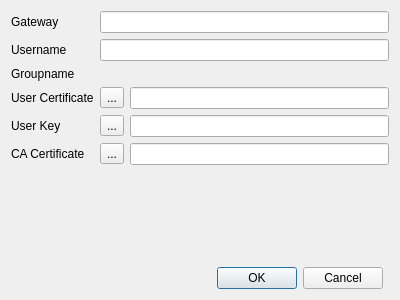
Before: the Qt Designer form editdialog.ui in openconnect/openconnect-gui, drawn with Qt 5.
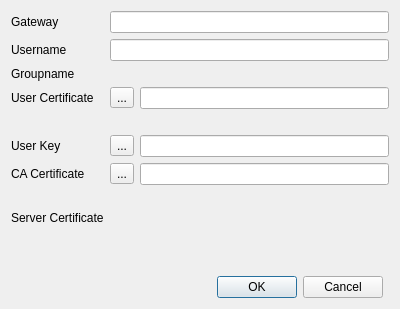
After: the same form once the commit is applied.

Commit message: print the hashes of selected certificates

```diff
--- a/editdialog.ui
+++ b/editdialog.ui
@@ -7,7 +7,7 @@
     <x>0</x>
     <y>0</y>
     <width>400</width>
-    <height>300</height>
+    <height>309</height>
    </rect>
   </property>
   <property name="windowTitle">
@@ -138,6 +138,34 @@
        </item>
       </layout>
      </item>
+     <item row="7" column="1">
+      <widget class="QLabel" name="userCertHash">
+       <property name="text">
+        <string/>
+       </property>
+      </widget>
+     </item>
+     <item row="11" column="1">
+      <widget class="QLabel" name="caCertHash">
+       <property name="text">
+        <string/>
+       </property>
+      </widget>
+     </item>
+     <item row="12" column="1">
+      <widget class="QLabel" name="serverCertHash">
+       <property name="text">
+        <string/>
+       </property>
+      </widget>
+     </item>
+     <item row="12" column="0">
+      <widget class="QLabel" name="label_6">
+       <property name="text">
+        <string>Server Certificate</string>
+       </property>
+      </widget>
+     </item>
     </layout>
    </item>
    <item row="1" column="0">
```
The commit also changes 3 other files.
